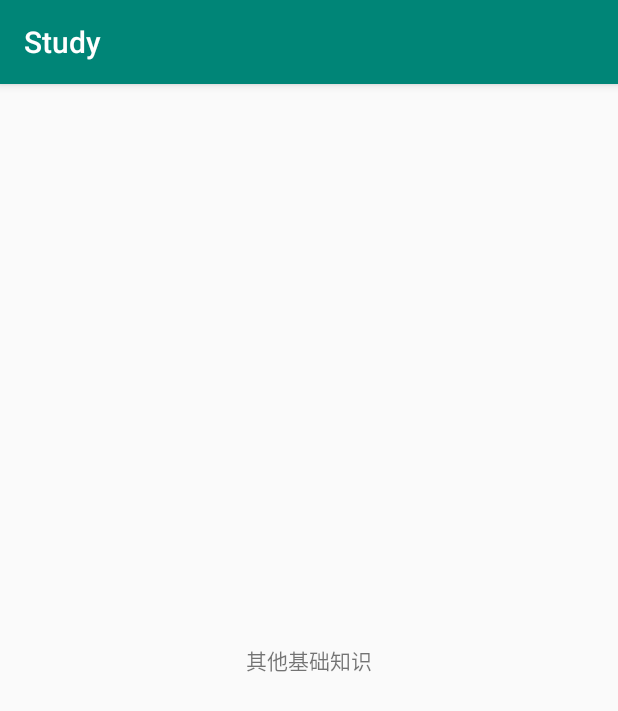
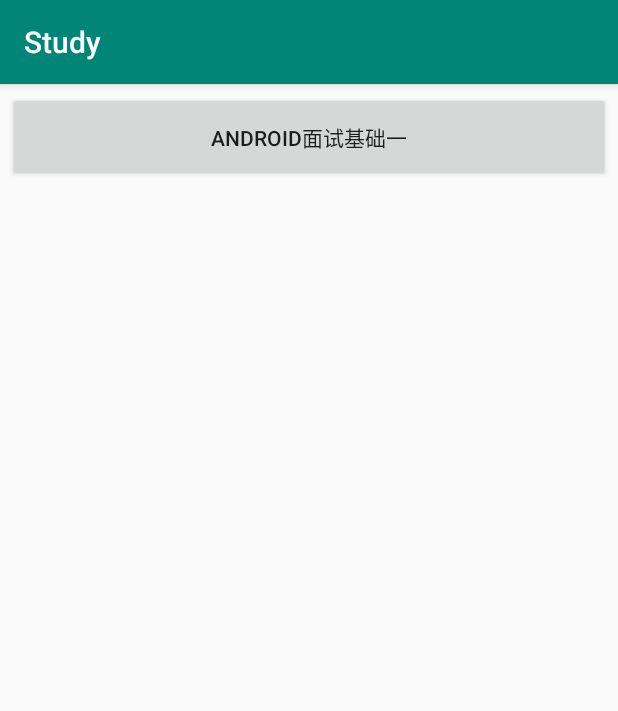
Before and after one commit to YinWuteng/StudyApp, an Android app: the OtherActivity screen opened directly, with no data from a screen before it, on a phone screen of 412 x 824 dp. Shown: the top 711 px of the screen. Run offline under Robolectric (Android 15) with nearby library versions, the phone set to English and light mode, and no system bars.

Commit message:
增加android面试基础一系列链接文章

```diff
--- a/app/src/main/java/com/study/MyApplication.java
+++ b/app/src/main/java/com/study/MyApplication.java
@@ -1,8 +1,7 @@
 package com.study;
 
 import android.app.Application;
-import android.content.Context;
-import android.content.SharedPreferences;
+
 
 import com.study.util.SharedPreferenceUtils;
 
--- a/app/src/main/java/com/study/other/OtherActivity.java
+++ b/app/src/main/java/com/study/other/OtherActivity.java
@@ -1,12 +1,17 @@
 package com.study.other;
 
+import android.content.Intent;
+import android.view.View;
+import android.widget.Button;
+
 import com.study.R;
+import com.study.algorithm.AlgorithmWebActivity;
 import com.study.base.BaseActivity;
 
 /**
  * 其他界面
  */
-public class OtherActivity extends BaseActivity {
+public class OtherActivity extends BaseActivity implements View.OnClickListener {
     @Override
     protected int getLayoutId() {
         return R.layout.activity_other;
@@ -14,6 +19,21 @@ public class OtherActivity extends BaseActivity {
 
     @Override
     protected void findId() {
+        Button btnAndInterview = findViewById(R.id.btn_android_interview);
+        btnAndInterview.setOnClickListener(this);
+    }
 
+    @Override
+    public void onClick(View v) {
+        switch (v.getId()) {
+            case R.id.btn_android_interview:
+                Intent intent = new Intent();
+                intent.setClass(this, AlgorithmWebActivity.class);
+                intent.putExtra("url", "https://www.androidos.net.cn/codebook/AndroidRoad/README.md");
+                startActivity(intent);
+                break;
+            default:
+                break;
+        }
     }
 }
--- a/app/src/main/res/layout/activity_other.xml
+++ b/app/src/main/res/layout/activity_other.xml
@@ -1,10 +1,11 @@
 <?xml version="1.0" encoding="utf-8"?>
 <RelativeLayout xmlns:android="http://schemas.android.com/apk/res/android"
     android:layout_width="match_parent" android:layout_height="match_parent">
-<TextView
-    android:layout_width="wrap_content"
-    android:layout_height="wrap_content"
-    android:text="其他基础知识"
-    android:layout_centerInParent="true"
+<Button
+    android:id="@+id/btn_android_interview"
+    android:layout_width="match_parent"
+    android:layout_height="@dimen/dp_60"
+    android:layout_margin="@dimen/dp_5"
+    android:text="Android面试基础一"
     />
 </RelativeLayout>
```
